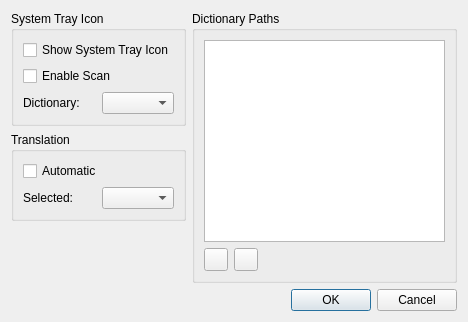
Qt form src/settingsdialog.ui (jablonkai/QDictionary) before a commit.
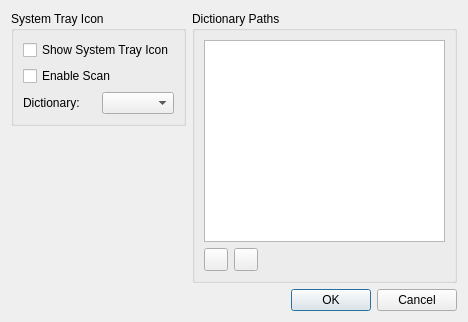
The same form after that commit. Icons and pictures are not drawn.

Diff of the .ui file:
```diff
--- a/src/settingsdialog.ui
+++ b/src/settingsdialog.ui
@@ -54,36 +54,6 @@
          </layout>
         </widget>
        </item>
-       <item>
-        <widget class="QGroupBox" name="groupBox_2" >
-         <property name="title" >
-          <string>Translation</string>
-         </property>
-         <layout class="QVBoxLayout" >
-          <item>
-           <widget class="QCheckBox" name="automaticTranslationcheckBox" >
-            <property name="text" >
-             <string>Automatic</string>
-            </property>
-           </widget>
-          </item>
-          <item>
-           <layout class="QHBoxLayout" >
-            <item>
-             <widget class="QLabel" name="label" >
-              <property name="text" >
-               <string>Selected:</string>
-              </property>
-             </widget>
-            </item>
-            <item>
-             <widget class="QComboBox" name="translationComboBox" />
-            </item>
-           </layout>
-          </item>
-         </layout>
-        </widget>
-       </item>
        <item>
         <spacer>
          <property name="orientation" >
```
Left out of the diff: 32 changed lines with no effect on the pictures.
